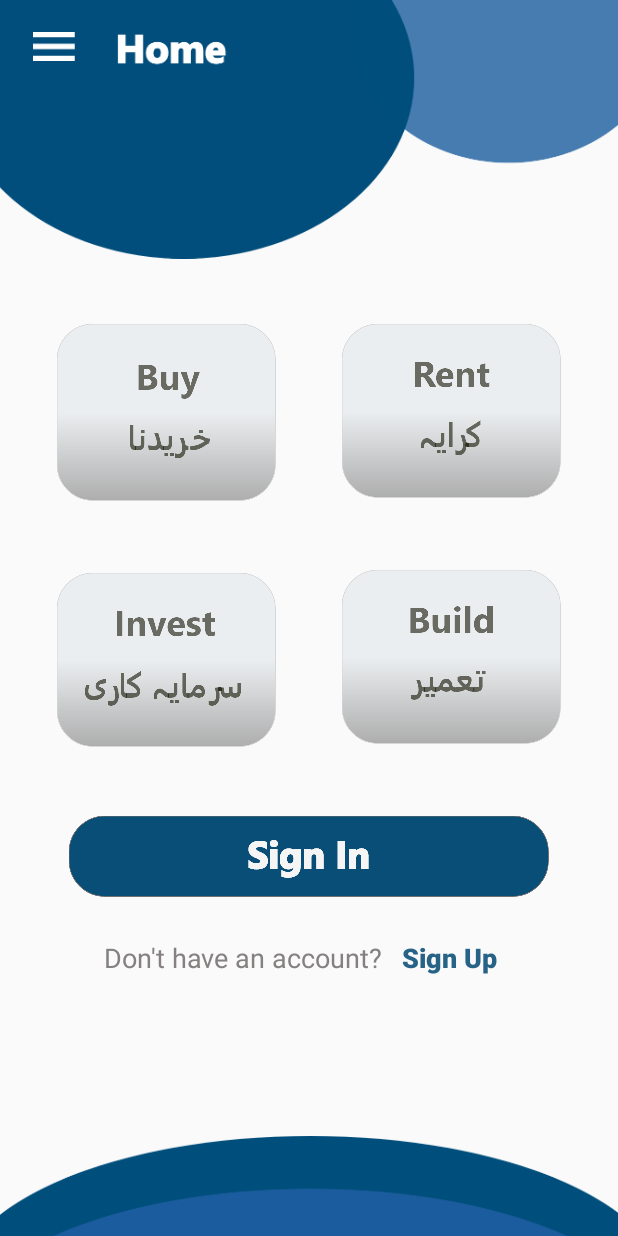
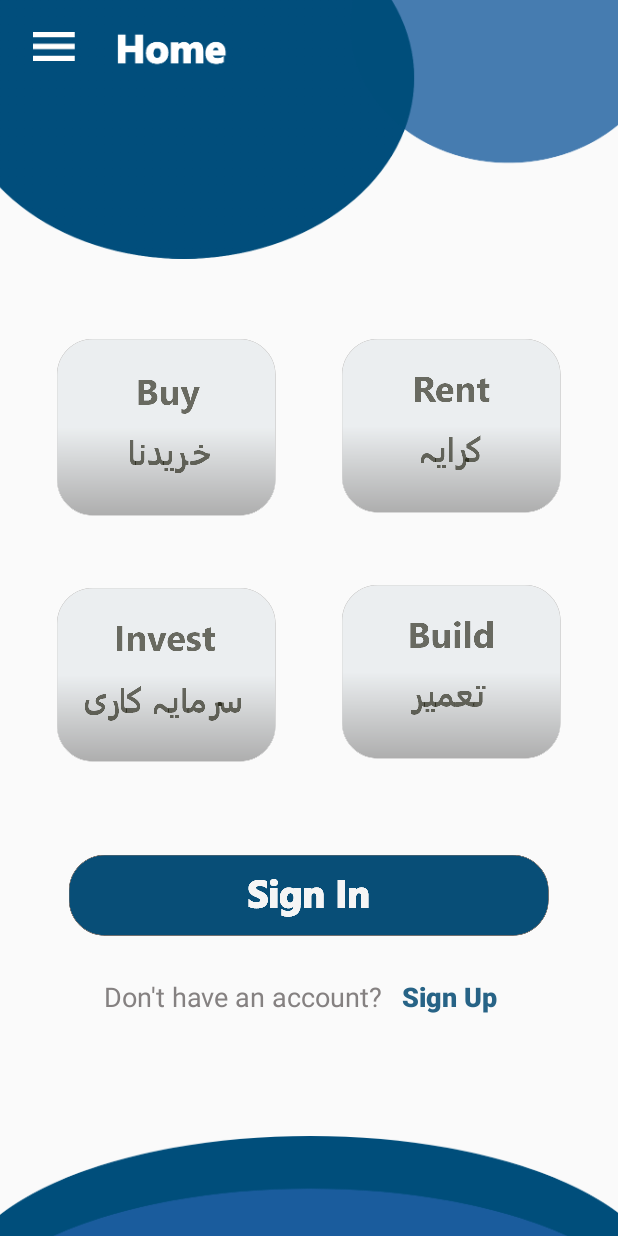
Before and after one commit to iqbal789/uni-project, an Android app: the screen it shows after launch (home), on a phone screen of 412 x 824 dp. Run offline under Robolectric (Android 15) with nearby library versions, the phone set to English and light mode, and no system bars.

Commit message:
uni project

```diff
--- a/app/src/main/res/layout/activity_home.xml
+++ b/app/src/main/res/layout/activity_home.xml
@@ -30,6 +30,7 @@
         android:id="@+id/rent"
         android:layout_width="wrap_content"
         android:layout_height="wrap_content"
+        android:layout_marginTop="10dp"
         android:layout_marginEnd="38dp"
         android:background="@drawable/rent"
         app:layout_constraintEnd_toEndOf="parent"
@@ -40,6 +41,7 @@
         android:layout_width="wrap_content"
         android:layout_height="wrap_content"
         android:layout_marginStart="38dp"
+        android:layout_marginTop="10dp"
         android:background="@drawable/buy"
         app:layout_constraintStart_toStartOf="parent"
         app:layout_constraintTop_toBottomOf="@+id/imageView9" />
@@ -70,7 +72,7 @@
         android:layout_width="wrap_content"
         android:layout_height="wrap_content"
         android:layout_marginStart="32dp"
-        android:layout_marginTop="48dp"
+        android:layout_marginTop="64dp"
         android:layout_marginEnd="32dp"
         android:background="@drawable/signin"
         app:layout_constraintEnd_toEndOf="parent"
```
